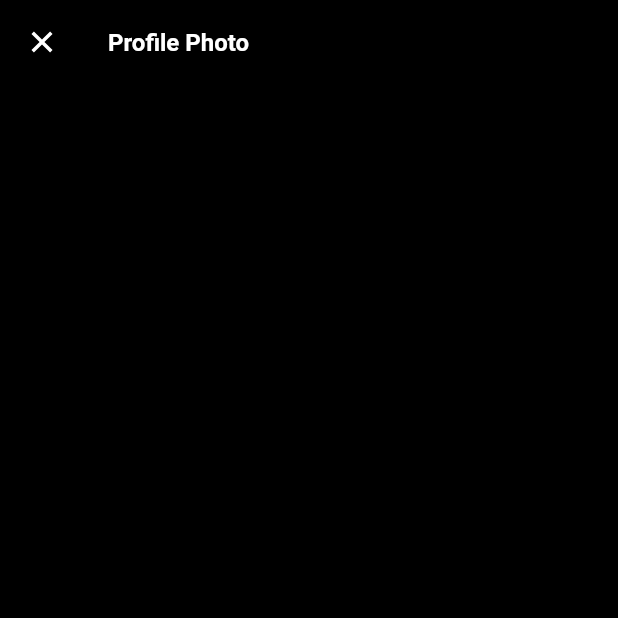
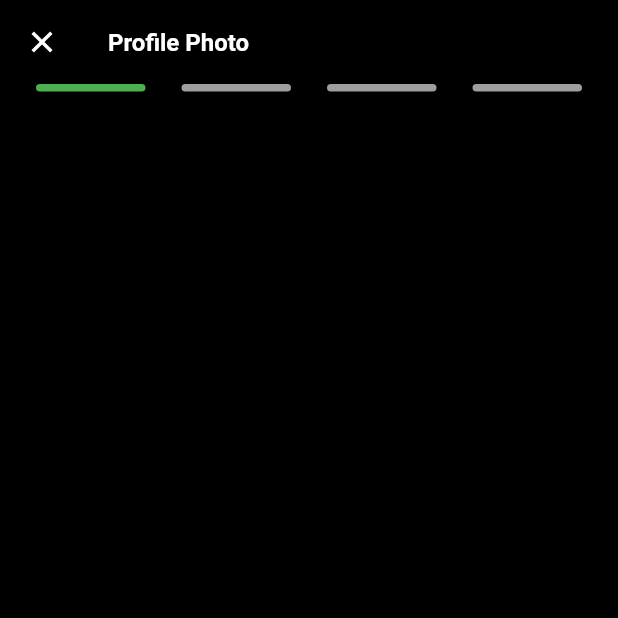
Before and after one commit to Musavir-Ali/Car-Rental-App-UI, a Flutter app: the ProfilePhoto screen opened directly, on a phone screen of 412 x 824 dp, the top half of it. Run offline on Flutter 3.47's test engine with Material 3 defaults, Android fonts, the phone set to English and light mode, and no system bars; our stand-ins replace carousel_slider, ionicons.

Commit message:
Added files

```diff
--- a/lib/ProfilePhoto.dart
+++ b/lib/ProfilePhoto.dart
@@ -35,6 +35,47 @@ class _ProfilePhotoState extends State<ProfilePhoto> {
           ),
         ),
       ),
+      body: Column(
+        children: [
+          Row(
+            mainAxisAlignment: MainAxisAlignment.spaceEvenly,
+            children: [
+              Container(
+                width: 73,
+                height: 5,
+                decoration: BoxDecoration(
+                  color: Colors.green,
+                  borderRadius: BorderRadius.circular(10),
+                ),
+              ),
+              Container(
+                width: 73,
+                height: 5,
+                decoration: BoxDecoration(
+                  color: Colors.grey,
+                  borderRadius: BorderRadius.circular(10),
+                ),
+              ),
+              Container(
+                width: 73,
+                height: 5,
+                decoration: BoxDecoration(
+                  color: Colors.grey,
+                  borderRadius: BorderRadius.circular(10),
+                ),
+              ),
+              Container(
+                width: 73,
+                height: 5,
+                decoration: BoxDecoration(
+                  color: Colors.grey,
+                  borderRadius: BorderRadius.circular(10),
+                ),
+              ),
+            ],
+          )
+        ],
+      ),
     );
   }
 }
```
